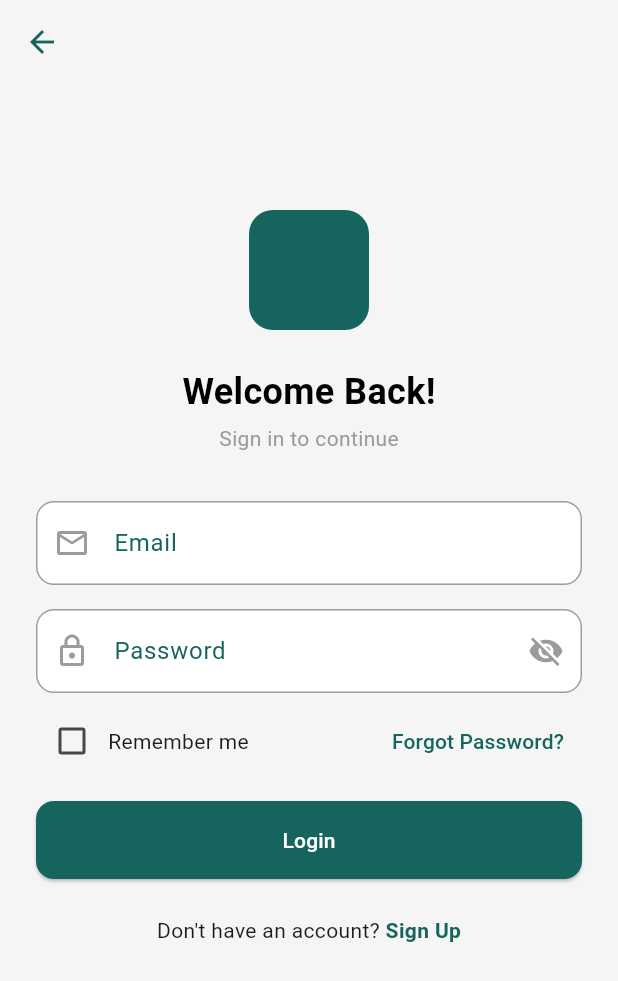
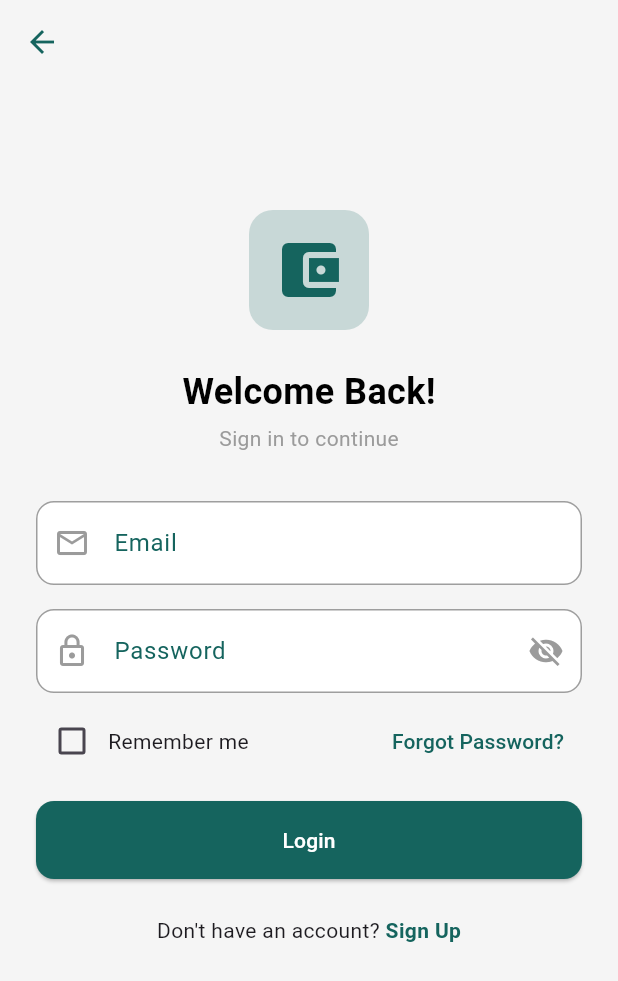
Before and after one commit to pamelakarimi/pretium-finance, a Flutter app: the screen it shows after launch, after a tap on "Next", after a tap on "Skip", on a phone screen of 412 x 824 dp. Shown: the top 981 px of the screen. Run offline on Flutter 3.47's test engine with Material 3 defaults, Android fonts, the phone set to English and light mode, and no system bars.

```diff
--- a/lib/screens/landing_page.dart
+++ b/lib/screens/landing_page.dart
@@ -159,7 +159,7 @@ class _LandingSlide extends StatelessWidget {
             width: 120,
             height: 120,
             decoration: BoxDecoration(
-              color: AppColors.primaryGreen,
+              color: AppColors.primaryGreen.withOpacity(0.2),
               shape: BoxShape.circle,
             ),
             child: Icon(
--- a/lib/screens/login_page.dart
+++ b/lib/screens/login_page.dart
@@ -58,7 +58,7 @@ class _LoginPageState extends State<LoginPage> {
               Container(
                 padding: const EdgeInsets.all(16),
                 decoration: BoxDecoration(
-                  color: AppColors.primaryGreen,
+                  color: AppColors.primaryGreen.withOpacity(0.2),
                   borderRadius: BorderRadius.circular(16),
                 ),
                 child: const Icon(
```
